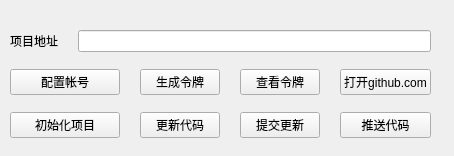
Qt form kdgithubsync.ui (bkdwei/kdgithubsync) before a commit.
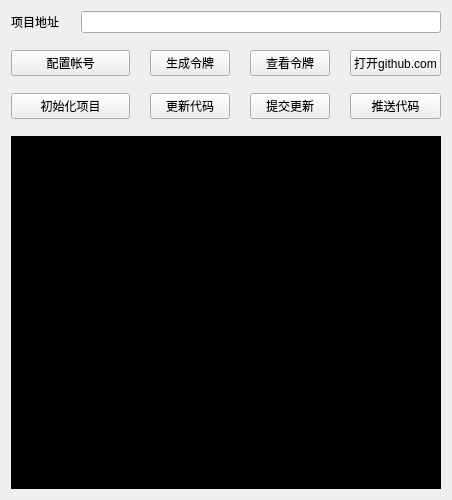
The same form after that commit.

Commit message: 新增提示窗口

What changed in the file:
```diff
--- a/kdgithubsync.ui
+++ b/kdgithubsync.ui
@@ -6,43 +6,37 @@
    <rect>
     <x>0</x>
     <y>0</y>
-    <width>454</width>
-    <height>156</height>
+    <width>452</width>
+    <height>500</height>
    </rect>
   </property>
+  <property name="sizePolicy">
+   <sizepolicy hsizetype="Preferred" vsizetype="Maximum">
+    <horstretch>0</horstretch>
+    <verstretch>0</verstretch>
+   </sizepolicy>
+  </property>
+  <property name="maximumSize">
+   <size>
+    <width>16777215</width>
+    <height>900</height>
+   </size>
+  </property>
   <property name="windowTitle">
    <string>kdgithubsync</string>
   </property>
-  <widget class="QWidget" name="">
-   <property name="geometry">
-    <rect>
-     <x>10</x>
-     <y>30</y>
-     <width>421</width>
-     <height>110</height>
-    </rect>
-   </property>
-   <layout class="QGridLayout" name="gridLayout">
+  <layout class="QGridLayout" name="gridLayout_2">
+   <item row="0" column="0">
+    <layout class="QGridLayout" name="gridLayout" rowstretch="0,0,0,0">
+     <property name="sizeConstraint">
+      <enum>QLayout::SetDefaultConstraint</enum>
+     </property>
     <property name="horizontalSpacing">
      <number>20</number>
     </property>
     <property name="verticalSpacing">
      <number>17</number>
     </property>
-    <item row="0" column="0">
-     <widget class="QLabel" name="lbl_path">
-      <property name="text">
-       <string>项目地址</string>
-      </property>
-     </widget>
-    </item>
-    <item row="1" column="0" colspan="2">
-     <widget class="QPushButton" name="pb_config_account">
-      <property name="text">
-       <string>配置帐号</string>
-      </property>
-     </widget>
-    </item>
     <item row="1" column="2">
      <widget class="QPushButton" name="pb_generate_key">
       <property name="text">
@@ -50,32 +44,6 @@
       </property>
      </widget>
     </item>
-    <item row="1" column="3">
-     <widget class="QPushButton" name="pb_view_key">
-      <property name="text">
-       <string>查看令牌</string>
-      </property>
-     </widget>
-    </item>
-    <item row="1" column="4">
-     <widget class="QPushButton" name="pb_open_github">
-      <property name="sizePolicy">
-       <sizepolicy hsizetype="Preferred" vsizetype="Fixed">
-        <horstretch>0</horstretch>
-        <verstretch>0</verstretch>
-       </sizepolicy>
-      </property>
-      <property name="minimumSize">
-       <size>
-        <width>36</width>
-        <height>0</height>
-       </size>
-      </property>
-      <property name="text">
-       <string>打开github.com</string>
-      </property>
-     </widget>
-    </item>
     <item row="2" column="0" colspan="2">
      <widget class="QPushButton" name="pb_init_project">
       <property name="text">
@@ -83,13 +51,6 @@
       </property>
      </widget>
     </item>
-    <item row="2" column="2">
-     <widget class="QPushButton" name="pb_update_repository">
-      <property name="text">
-       <string>更新代码</string>
-      </property>
-     </widget>
-    </item>
     <item row="2" column="3">
      <widget class="QPushButton" name="pb_commit_update">
       <property name="text">
@@ -97,6 +58,33 @@
       </property>
      </widget>
     </item>
+     <item row="0" column="0">
+      <widget class="QLabel" name="lbl_path">
+       <property name="text">
+        <string>项目地址</string>
+       </property>
+      </widget>
+     </item>
+     <item row="1" column="0" colspan="2">
+      <widget class="QPushButton" name="pb_config_account">
+       <property name="sizePolicy">
+        <sizepolicy hsizetype="Preferred" vsizetype="Fixed">
+         <horstretch>0</horstretch>
+         <verstretch>0</verstretch>
+        </sizepolicy>
+       </property>
+       <property name="text">
+        <string>配置帐号</string>
+       </property>
+      </widget>
+     </item>
+     <item row="1" column="3">
+      <widget class="QPushButton" name="pb_view_key">
+       <property name="text">
+        <string>查看令牌</string>
+       </property>
+      </widget>
+     </item>
     <item row="2" column="4">
      <widget class="QPushButton" name="pb_push_update">
       <property name="text">
@@ -104,6 +92,13 @@
       </property>
      </widget>
     </item>
+     <item row="2" column="2">
+      <widget class="QPushButton" name="pb_update_repository">
+       <property name="text">
+        <string>更新代码</string>
+       </property>
+      </widget>
+     </item>
     <item row="0" column="1" colspan="4">
      <widget class="QLineEdit" name="le_path">
       <property name="text">
@@ -111,8 +106,45 @@
       </property>
      </widget>
     </item>
-   </layout>
-  </widget>
+     <item row="1" column="4">
+      <widget class="QPushButton" name="pb_open_github">
+       <property name="sizePolicy">
+        <sizepolicy hsizetype="Preferred" vsizetype="Fixed">
+         <horstretch>0</horstretch>
+         <verstretch>0</verstretch>
+        </sizepolicy>
+       </property>
+       <property name="minimumSize">
+        <size>
+         <width>36</width>
+         <height>0</height>
+        </size>
+       </property>
+       <property name="text">
+        <string>打开github.com</string>
+       </property>
+      </widget>
+     </item>
+     <item row="3" column="0" colspan="5">
+      <widget class="QTextEdit" name="te_result">
+       <property name="styleSheet">
+        <string notr="true">color: rgb(255, 255, 255);
+background-color: rgb(0, 0, 0);</string>
+       </property>
+       <property name="autoFormatting">
+        <set>QTextEdit::AutoAll</set>
+       </property>
+       <property name="readOnly">
+        <bool>true</bool>
+       </property>
+       <property name="overwriteMode">
+        <bool>true</bool>
+       </property>
+      </widget>
+     </item>
+    </layout>
+   </item>
+  </layout>
  </widget>
  <resources/>
  <connections/>
```
Lines whose indentation alone changed are shown as unchanged. The commit also changes 2 other files.
